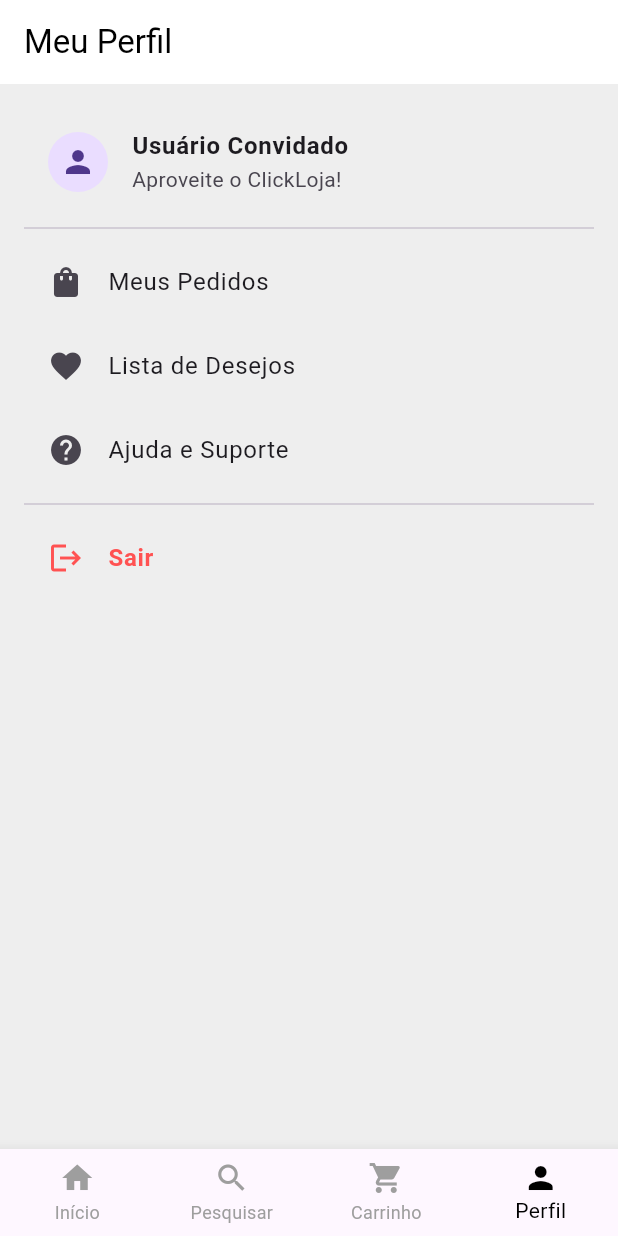
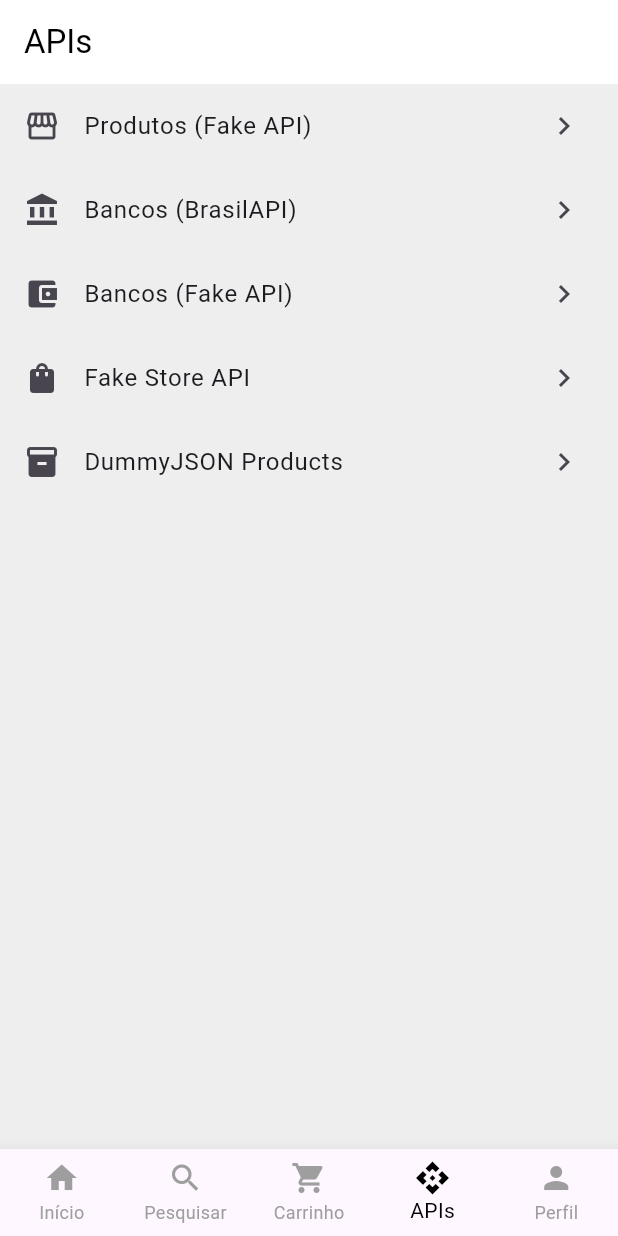
Before and after one commit to ryanantoniio/clickloja1, a Flutter app: the MainNavigation screen opened directly, item 4 of the bottom bar chosen, on a phone screen of 412 x 824 dp. Run offline on Flutter 3.47's test engine with Material 3 defaults, Android fonts, the phone set to English and light mode, and no system bars; our stand-ins replace dio, shared_preferences, sqflite; accounts and stored records are empty; network calls fail.

Commit message:
new chgs

```diff
--- /dev/null
+++ b/lib/api/dummy_products_api.dart
@@ -0,0 +1,24 @@
+import 'package:dio/dio.dart';
+import '../domain/produto_dummy.dart';
+
+class DummyProductsApi {
+  final Dio _dio = Dio();
+
+  static const String _url = 'https://dummyjson.com/products';
+
+  Future<List<ProdutoDummy>> listar() async {
+    final Response response = await _dio.get(_url);
+
+    if (response.statusCode == 200) {
+      final List<dynamic> data =
+          response.data['products'] as List<dynamic>;
+      return data
+          .map((json) => ProdutoDummy.fromJson(json as Map<String, dynamic>))
+          .toList();
+    }
+
+    throw Exception(
+      'Falha ao carregar produtos. Status: ${response.statusCode}',
+    );
+  }
+}
--- /dev/null
+++ b/lib/api/fake_store_api.dart
@@ -0,0 +1,23 @@
+import 'package:dio/dio.dart';
+import '../domain/produto_loja.dart';
+
+class FakeStoreApi {
+  final Dio _dio = Dio();
+
+  static const String _url = 'https://fakestoreapi.com/products';
+
+  Future<List<ProdutoLoja>> listar() async {
+    final Response response = await _dio.get(_url);
+
+    if (response.statusCode == 200) {
+      final List<dynamic> data = response.data as List<dynamic>;
+      return data
+          .map((json) => ProdutoLoja.fromJson(json as Map<String, dynamic>))
+          .toList();
+    }
+
+    throw Exception(
+      'Falha ao carregar produtos. Status: ${response.statusCode}',
+    );
+  }
+}
--- /dev/null
+++ b/lib/telas/apis_screen.dart
@@ -0,0 +1,62 @@
+import 'package:flutter/material.dart';
+import 'produtos_screen.dart';
+import 'banks_screen.dart';
+import 'banks_fake_screen.dart';
+import 'fake_store_screen.dart';
+import 'dummy_products_screen.dart';
+
+class ApisScreen extends StatelessWidget {
+  const ApisScreen({super.key});
+
+  void _navegar(BuildContext context, Widget tela) {
+    Navigator.push(
+      context,
+      MaterialPageRoute(builder: (context) => tela),
+    );
+  }
+
+  @override
+  Widget build(BuildContext context) {
+    return Scaffold(
+      appBar: AppBar(
+        title: const Text('APIs', style: TextStyle(color: Colors.black)),
+        backgroundColor: Colors.white,
+        elevation: 0,
+      ),
+      body: ListView(
+        children: [
+          ListTile(
+            leading: const Icon(Icons.storefront),
+            title: const Text('Produtos (Fake API)'),
+            trailing: const Icon(Icons.chevron_right),
+            onTap: () => _navegar(context, const ProdutosScreen()),
+          ),
+          ListTile(
+            leading: const Icon(Icons.account_balance),
+            title: const Text('Bancos (BrasilAPI)'),
+            trailing: const Icon(Icons.chevron_right),
+            onTap: () => _navegar(context, const BanksScreen()),
+          ),
+          ListTile(
+            leading: const Icon(Icons.account_balance_wallet),
+            title: const Text('Bancos (Fake API)'),
+            trailing: const Icon(Icons.chevron_right),
+            onTap: () => _navegar(context, const BanksFakeScreen()),
+          ),
+          ListTile(
+            leading: const Icon(Icons.shopping_bag),
+            title: const Text('Fake Store API'),
+            trailing: const Icon(Icons.chevron_right),
+            onTap: () => _navegar(context, const FakeStoreScreen()),
+          ),
+          ListTile(
+            leading: const Icon(Icons.inventory_2),
+            title: const Text('DummyJSON Products'),
+            trailing: const Icon(Icons.chevron_right),
+            onTap: () => _navegar(context, const DummyProductsScreen()),
+          ),
+        ],
+      ),
+    );
+  }
+}
--- a/lib/telas/main_navigation.dart
+++ b/lib/telas/main_navigation.dart
@@ -2,6 +2,7 @@ import 'package:flutter/material.dart';
 import 'home_screen.dart';
 import 'search_screen.dart';
 import 'cart_screen.dart';
+import 'apis_screen.dart';
 import 'profile_screen.dart';
 
 class MainNavigation extends StatefulWidget {
@@ -18,6 +19,7 @@ class _MainNavigationState extends State<MainNavigation> {
     const HomeScreen(),
     const TelaPesquisa(),
     const CartScreen(),
+    const ApisScreen(),
     const ProfileScreen(),
   ];
 
@@ -38,7 +40,11 @@ class _MainNavigationState extends State<MainNavigation> {
         items: const [
           BottomNavigationBarItem(icon: Icon(Icons.home), label: 'Início'),
           BottomNavigationBarItem(icon: Icon(Icons.search), label: 'Pesquisar'),
-          BottomNavigationBarItem(icon: Icon(Icons.shopping_cart), label: 'Carrinho'),
+          BottomNavigationBarItem(
+            icon: Icon(Icons.shopping_cart),
+            label: 'Carrinho',
+          ),
+          BottomNavigationBarItem(icon: Icon(Icons.api), label: 'APIs'),
           BottomNavigationBarItem(icon: Icon(Icons.person), label: 'Perfil'),
         ],
       ),
```
Also changed, not shown: lib/api/cnpj_api.dart (deleted, +0 -20 lines), lib/api/cnpj_fake_api.dart (deleted, +0 -24 lines), lib/api/swapi_api.dart (deleted, +0 -24 lines), lib/domain/empresa.dart (deleted, +0 -18 lines), lib/domain/personagem.dart (deleted, +0 -44 lines), lib/domain/produto_dummy.dart (added, +23 -0 lines), lib/domain/produto_loja.dart (added, +23 -0 lines), lib/telas/cnpj_fake_screen.dart (deleted, +0 -50 lines), lib/telas/cnpj_screen.dart (deleted, +0 -84 lines), lib/telas/dummy_products_screen.dart (added, +59 -0 lines), lib/telas/fake_store_screen.dart (added, +59 -0 lines), lib/telas/swapi_screen.dart (deleted, +0 -55 lines).
